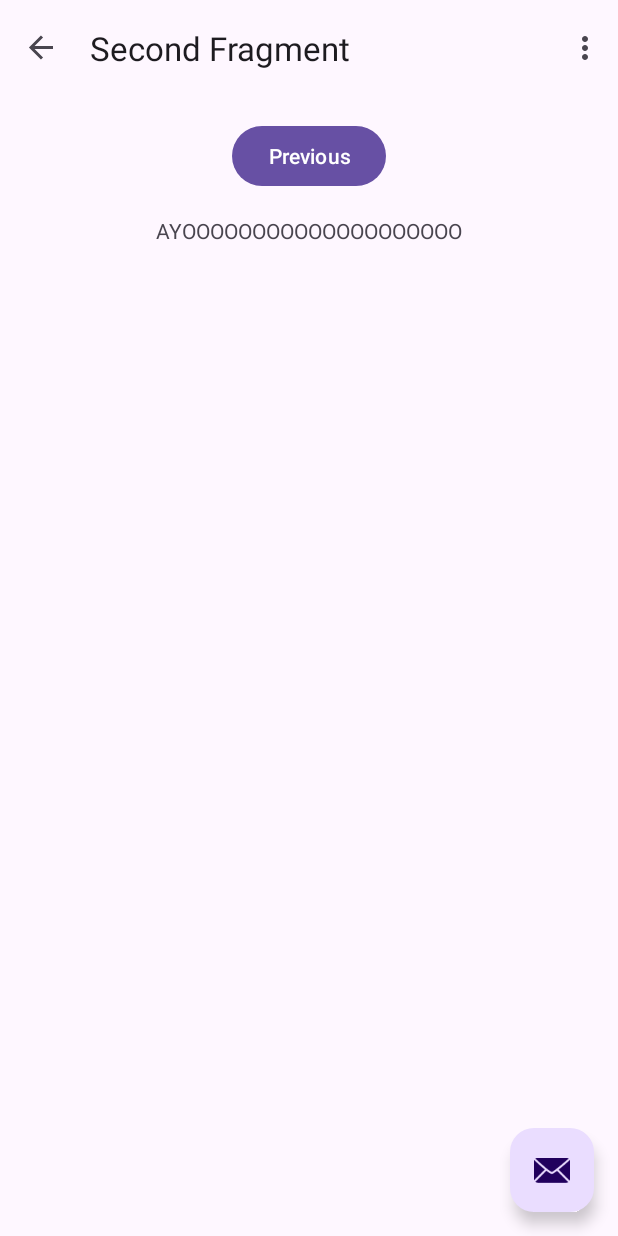
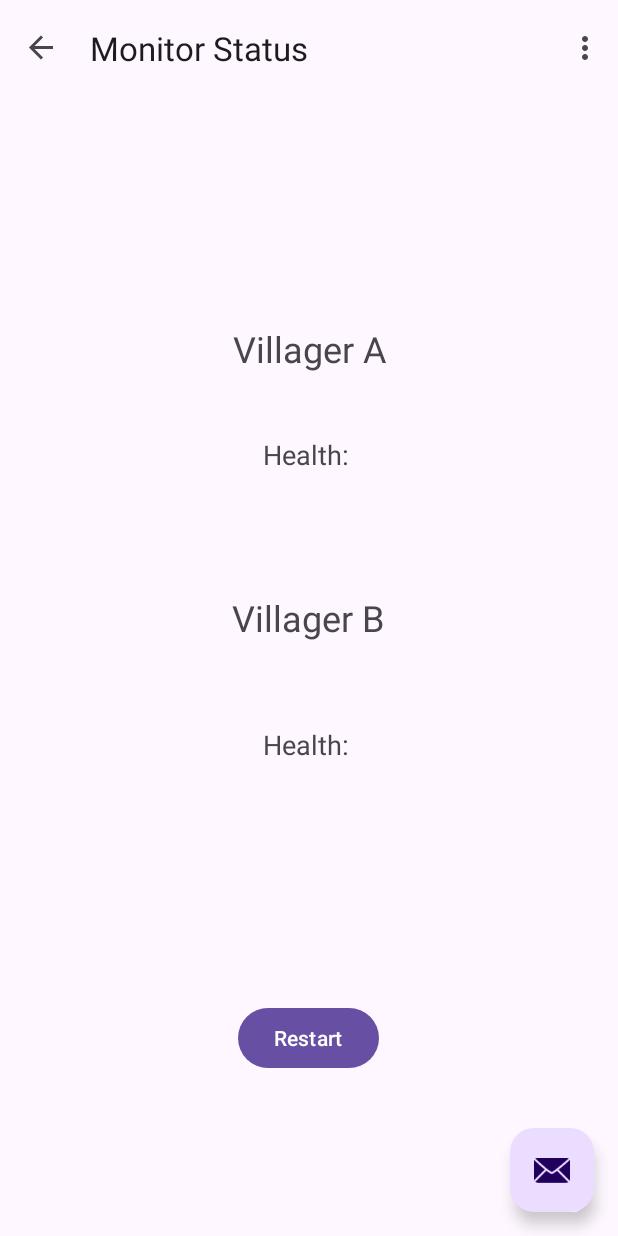
Before and after one commit to averylg/MinecraftMarchMadness, an Android app: the screen it shows after launch (MainActivity), after a tap on "Submit Names", on a phone screen of 412 x 824 dp. Run offline under Robolectric (Android 15) with nearby library versions, the phone set to English and light mode, and no system bars; our stand-ins replace navigation-ui.

Commit message:
Android websocket connection successfully added

```diff
--- a/AndroidApp/app/build.gradle.kts
+++ b/AndroidApp/app/build.gradle.kts
@@ -48,6 +48,10 @@ dependencies {
     implementation("androidx.navigation:navigation-ui-ktx:2.5.3")
     implementation("org.java-websocket:Java-WebSocket:1.5.2")
     implementation("com.squareup.okhttp3:okhttp:4.9.3")
+    implementation("com.google.firebase:firebase-database-ktx:21.0.0")
+    implementation("io.socket:socket.io-client:2.0.0")
+    implementation("com.tinder.scarlet:scarlet:0.1.12")
+
     testImplementation("junit:junit:4.13.2")
     androidTestImplementation("androidx.test.ext:junit:1.1.5")
     androidTestImplementation("androidx.test.espresso:espresso-core:3.5.1")
--- /dev/null
+++ b/AndroidApp/app/src/main/java/com/averylg/villagerng/MonitorStatusFragment.kt
@@ -0,0 +1,151 @@
+package com.averylg.villagerng
+
+import android.os.Bundle
+import android.util.Log
+import androidx.fragment.app.Fragment
+import android.view.LayoutInflater
+import android.view.View
+import android.view.ViewGroup
+import android.widget.TextView
+import androidx.navigation.fragment.findNavController
+import com.averylg.villagerng.databinding.FragmentSecondBinding
+import okhttp3.OkHttpClient
+import okhttp3.Request
+import okhttp3.Response
+import okhttp3.WebSocket
+import okhttp3.WebSocketListener
+import okio.ByteString
+import org.json.JSONObject
+
+/**
+ * A simple [Fragment] subclass as the second destination in the navigation.
+ */
+class MonitorStatusFragment : Fragment() {
+
+    private var _binding: FragmentSecondBinding? = null
+
+//    private val serverURI = URI("ws://127.0.0.1:8081")
+//    private val webSocketClient = VillageRNGWebSocketClient(serverURI)
+
+
+    private lateinit var okSocketClient: OkHttpClient
+
+    private lateinit var villagerNameA: TextView
+    private lateinit var villagerNameB: TextView
+    private lateinit var villagerHealthA: TextView
+    private lateinit var villagerHealthB: TextView
+
+    // This property is only valid between onCreateView and
+    // onDestroyView.
+    private val binding get() = _binding!!
+
+    override fun onCreateView(
+        inflater: LayoutInflater, container: ViewGroup?,
+        savedInstanceState: Bundle?
+    ): View? {
+
+
+
+        _binding = FragmentSecondBinding.inflate(inflater, container, false)
+        return binding.root
+
+    }
+
+    override fun onResume() {
+        super.onResume()
+        (activity as MainActivity?)?.supportActionBar?.title = "Monitor Status"
+
+        Log.d("RESUME", "Ayo we zoomin?")
+
+
+
+    }
+
+    override fun onViewCreated(view: View, savedInstanceState: Bundle?) {
+        super.onViewCreated(view, savedInstanceState)
+
+        okSocketClient = OkHttpClient()
+
+        val request = Request.Builder()
+            .url("ws://10.0.2.2:8081")
+            .build()
+
+        villagerNameA = view.findViewById<TextView>(R.id.villager_A_Name)
+        villagerNameB = view.findViewById<TextView>(R.id.villager_B_Name)
+        villagerHealthA = view.findViewById<TextView>(R.id.villager_A_Health)
+        villagerHealthB = view.findViewById<TextView>(R.id.villager_B_health)
+
+        Log.d("Villager A Name:", villagerNameA.text.toString())
+
+
+        val webSocketListener = object : WebSocketListener() {
+            override fun onOpen(webSocket: WebSocket, response: Response) {
+                Log.d("VillageRNG", "Web Socket Opened")
+                webSocket.send("HALP PLS!!!")
+            }
+
+
+
+            override fun onFailure(webSocket: WebSocket, t: Throwable, response: Response?) {
+                Log.e("VillageRNG Failure", response.toString(), t)
+            }
+
+            override fun onClosed(webSocket: WebSocket, code: Int, reason: String) {
+                Log.d("VillageRNG", "Closed all dat")
+            }
+
+            override fun onClosing(webSocket: WebSocket, code: Int, reason: String) {
+                Log.d("VillageRNG", "ClosING all dat")
+            }
+
+            override fun onMessage(webSocket: WebSocket, bytes: ByteString) {
+
+
+                try {
+                    val jsonObject = JSONObject(bytes.utf8())
+
+                    // Extract data from JSON object
+                    val teamA = jsonObject.getJSONObject("villager1")
+                    val teamB = jsonObject.getJSONObject("villager2")
+
+                    val nameA = teamA.getString("name")
+                    val healthA = teamA.getInt("health")
+                    val nameB = teamB.getString("name")
+                    val healthB = teamB.getInt("health")
+
+                    // Update UI elements on the main thread
+                    activity?.runOnUiThread {
+                        villagerNameA.text = nameA
+                        villagerHealthA.text = "Health: $healthA"
+
+                        villagerNameB.text = nameB
+                        villagerHealthB.text = "Health: $healthB"
+
+
+
+                    }
+
+                    Log.d("TEST", "halp")
+
+                } catch (e: Exception) {
+
+                    Log.e("UH OH...", e.toString())
+                }
+
+            }
+        }
+
+        okSocketClient.newWebSocket(request, webSocketListener)
+
+
+        binding.buttonSecond.setOnClickListener {
+            findNavController().navigate(R.id.action_SecondFragment_to_FirstFragment)
+        }
+    }
+
+    override fun onDestroyView() {
+        super.onDestroyView()
+//        webSocketClient.close()
+        _binding = null
+    }
+}
--- a/AndroidApp/app/src/main/java/com/averylg/villagerng/FirstFragment.kt
+++ b/AndroidApp/app/src/main/java/com/averylg/villagerng/NameVillagersFragment.kt
@@ -1,20 +1,17 @@
 package com.averylg.villagerng
 
 import android.os.Bundle
-import android.text.Editable
-import android.text.TextWatcher
 import android.util.Log
-import androidx.fragment.app.Fragment
 import android.view.LayoutInflater
 import android.view.View
 import android.view.ViewGroup
 import android.widget.EditText
+import androidx.fragment.app.Fragment
 import androidx.navigation.fragment.findNavController
 import com.averylg.villagerng.databinding.FragmentFirstBinding
 import com.averylg.villagerng.websockets.VillageRNGWebSocketClient
 import okhttp3.Call
 import okhttp3.Callback
-import okhttp3.FormBody
 import okhttp3.MediaType.Companion.toMediaType
 import okhttp3.OkHttpClient
 import okhttp3.Request
@@ -27,7 +24,7 @@ import java.net.URI
 /**
  * A simple [Fragment] subclass as the default destination in the navigation.
  */
-class FirstFragment : Fragment() {
+class NameVillagersFragment : Fragment() {
 
     private val client = OkHttpClient()
 
@@ -37,8 +34,8 @@ class FirstFragment : Fragment() {
     // onDestroyView.
     private val binding get() = _binding!!
 
-    private val serverURI = URI("ws://10.0.2.2:8081")
-    private val webSocketClient = VillageRNGWebSocketClient(serverURI)
+//    private val serverURI = URI("ws://10.0.2.2:8081")
+//    private val webSocketClient = VillageRNGWebSocketClient(serverURI)
 
     private lateinit var villagerAInput: EditText
     private lateinit var villagerBInput: EditText
@@ -48,24 +45,29 @@ class FirstFragment : Fragment() {
         savedInstanceState: Bundle?
     ): View? {
 
+//        activity?.title = "Name Your Villagers"
         _binding = FragmentFirstBinding.inflate(inflater, container, false)
         return binding.root
 
 
     }
 
+    override fun onResume() {
+        super.onResume()
+        (activity as MainActivity?)?.supportActionBar?.title = "Name Your Villagers"
+    }
+
     override fun onViewCreated(view: View, savedInstanceState: Bundle?) {
         super.onViewCreated(view, savedInstanceState)
 
-        webSocketClient.connect()
+//        webSocketClient.connect()
 
         villagerAInput = view.findViewById(R.id.villager_A_Text_input)
         villagerBInput = view.findViewById(R.id.villager_B_Text_input)
 
         binding.buttonAction.setOnClickListener {
-            Log.d("VillageRNG", "FIRST BUTTON PRESSED MFS!")
 
-            webSocketClient.send("AYO WE CHILLIN!")
+//            webSocketClient.send("AYO WE CHILLIN!")
 
             var vTextA = villagerAInput.text.toString()
             var vTextB = villagerBInput.text.toString()
@@ -80,11 +82,6 @@ class FirstFragment : Fragment() {
 
     private fun performHttpPostRequest(villagerA: String, villagerB: String) {
         val url = "http://10.0.2.2:8084/minecraft"
-
-//        val requestBody = FormBody.Builder()
-//            .add("teamA", villagerA)
-//            .add("teamB", villagerB)
-//            .build()
 
         val mediaType = "application/json; charset=utf-8".toMediaType()
 
@@ -123,7 +120,7 @@ class FirstFragment : Fragment() {
 
     override fun onDestroyView() {
         super.onDestroyView()
-        webSocketClient.close()
+//        webSocketClient.close()
         _binding = null
     }
 }
--- a/AndroidApp/app/src/main/java/com/averylg/villagerng/SecondFragment.kt
+++ /dev/null
@@ -1,44 +0,0 @@
-package com.averylg.villagerng
-
-import android.os.Bundle
-import androidx.fragment.app.Fragment
-import android.view.LayoutInflater
-import android.view.View
-import android.view.ViewGroup
-import androidx.navigation.fragment.findNavController
-import com.averylg.villagerng.databinding.FragmentSecondBinding
-
-/**
- * A simple [Fragment] subclass as the second destination in the navigation.
- */
-class SecondFragment : Fragment() {
-
-    private var _binding: FragmentSecondBinding? = null
-
-    // This property is only valid between onCreateView and
-    // onDestroyView.
-    private val binding get() = _binding!!
-
-    override fun onCreateView(
-        inflater: LayoutInflater, container: ViewGroup?,
-        savedInstanceState: Bundle?
-    ): View? {
-
-        _binding = FragmentSecondBinding.inflate(inflater, container, false)
-        return binding.root
-
-    }
-
-    override fun onViewCreated(view: View, savedInstanceState: Bundle?) {
-        super.onViewCreated(view, savedInstanceState)
-
-        binding.buttonSecond.setOnClickListener {
-            findNavController().navigate(R.id.action_SecondFragment_to_FirstFragment)
-        }
-    }
-
-    override fun onDestroyView() {
-        super.onDestroyView()
-        _binding = null
-    }
-}
--- a/AndroidApp/app/src/main/java/com/averylg/villagerng/websockets/VillageRNGWebSocketClient.kt
+++ b/AndroidApp/app/src/main/java/com/averylg/villagerng/websockets/VillageRNGWebSocketClient.kt
@@ -1,5 +1,6 @@
 package com.averylg.villagerng.websockets
 
+import android.util.Log
 import org.java_websocket.client.WebSocketClient
 import org.java_websocket.handshake.ServerHandshake
 import java.net.URI
@@ -18,6 +19,8 @@ class VillageRNGWebSocketClient(serverUri: URI) : WebSocketClient(serverUri) {
     override fun onMessage(message: String?) {
         println("Received message: $message")
         // Process incoming messages from the WebSocket server
+        Log.d("WEBSOCKETS", "Received message: $message")
+
     }
 
     override fun onError(ex: Exception?) {
--- a/AndroidApp/app/src/main/res/layout/fragment_second.xml
+++ b/AndroidApp/app/src/main/res/layout/fragment_second.xml
@@ -1,35 +1,65 @@
-<?xml version="1.0" encoding="utf-8"?>
-<androidx.core.widget.NestedScrollView xmlns:android="http://schemas.android.com/apk/res/android"
+<androidx.constraintlayout.widget.ConstraintLayout
+    xmlns:android="http://schemas.android.com/apk/res/android"
     xmlns:app="http://schemas.android.com/apk/res-auto"
     xmlns:tools="http://schemas.android.com/tools"
     android:layout_width="match_parent"
-    android:layout_height="match_parent"
-    tools:context=".SecondFragment">
-
-    <androidx.constraintlayout.widget.ConstraintLayout
-        android:layout_width="match_parent"
-        android:layout_height="match_parent"
-        android:padding="16dp">
+    android:layout_height="match_parent">
 
     <Button
         android:id="@+id/button_second"
         android:layout_width="wrap_content"
         android:layout_height="wrap_content"
+        android:layout_marginBottom="108dp"
         android:text="@string/previous"
-            app:layout_constraintBottom_toTopOf="@id/textview_second"
+        app:layout_constraintBottom_toBottomOf="parent"
+        app:layout_constraintEnd_toEndOf="parent"
+        app:layout_constraintHorizontal_bias="0.498"
+        app:layout_constraintStart_toStartOf="parent" />
+
+    <TextView
+        android:id="@+id/villager_A_Name"
+        android:layout_width="wrap_content"
+        android:layout_height="wrap_content"
+        android:layout_marginTop="152dp"
+        android:text="Villager A"
+        android:textSize="24sp"
         app:layout_constraintEnd_toEndOf="parent"
         app:layout_constraintStart_toStartOf="parent"
         app:layout_constraintTop_toTopOf="parent" />
 
     <TextView
-            android:id="@+id/textview_second"
+        android:id="@+id/villager_A_Health"
         android:layout_width="wrap_content"
         android:layout_height="wrap_content"
-            android:layout_marginTop="16dp"
-            android:text="@string/ayo"
-            app:layout_constraintBottom_toBottomOf="parent"
+        android:layout_marginTop="42dp"
+        android:text="Health: "
+        android:textSize="18sp"
         app:layout_constraintEnd_toEndOf="parent"
         app:layout_constraintStart_toStartOf="parent"
-            app:layout_constraintTop_toBottomOf="@id/button_second" />
+        app:layout_constraintTop_toBottomOf="@+id/villager_A_Name" />
+
+    <TextView
+        android:id="@+id/villager_B_Name"
+        android:layout_width="wrap_content"
+        android:layout_height="wrap_content"
+        android:layout_marginTop="80dp"
+        android:text="Villager B"
+        android:textSize="24sp"
+        app:layout_constraintEnd_toEndOf="parent"
+        app:layout_constraintHorizontal_bias="0.498"
+        app:layout_constraintStart_toStartOf="parent"
+        app:layout_constraintTop_toBottomOf="@+id/villager_A_Health" />
+
+    <TextView
+        android:id="@+id/villager_B_health"
+        android:layout_width="wrap_content"
+        android:layout_height="wrap_content"
+        android:layout_marginTop="56dp"
+        android:text="Health: "
+        android:textSize="18sp"
+        app:layout_constraintEnd_toEndOf="parent"
+        app:layout_constraintStart_toStartOf="parent"
+        app:layout_constraintTop_toBottomOf="@+id/villager_B_Name" />
+
+
 </androidx.constraintlayout.widget.ConstraintLayout>
-</androidx.core.widget.NestedScrollView>
--- a/AndroidApp/app/src/main/res/navigation/nav_graph.xml
+++ b/AndroidApp/app/src/main/res/navigation/nav_graph.xml
@@ -7,7 +7,7 @@
 
     <fragment
         android:id="@+id/FirstFragment"
-        android:name="com.averylg.villagerng.FirstFragment"
+        android:name="com.averylg.villagerng.NameVillagersFragment"
         android:label="@string/first_fragment_label"
         tools:layout="@layout/fragment_first">
 
@@ -17,7 +17,7 @@
     </fragment>
     <fragment
         android:id="@+id/SecondFragment"
-        android:name="com.averylg.villagerng.SecondFragment"
+        android:name="com.averylg.villagerng.MonitorStatusFragment"
         android:label="@string/second_fragment_label"
         tools:layout="@layout/fragment_second">
 
--- a/AndroidApp/app/src/main/res/values/strings.xml
+++ b/AndroidApp/app/src/main/res/values/strings.xml
@@ -2,10 +2,10 @@
     <string name="app_name">VillageRNG</string>
     <string name="action_settings">Settings</string>
     <!-- Strings used for fragments for navigation -->
-    <string name="first_fragment_label">First Fragment</string>
-    <string name="second_fragment_label">Second Fragment</string>
+    <string name="first_fragment_label">Name Your Villagers</string>
+    <string name="second_fragment_label">Monitor Status</string>
     <string name="next">Next</string>
-    <string name="previous">Previous</string>
+    <string name="previous">Restart</string>
 
     <string name="lorem_ipsum">
         Lorem ipsum dolor sit amet, consectetur adipiscing elit. Nam in scelerisque sem. Mauris
--- a/MarchMadness/src/main/java/com/averylg/marchmadness/MarchMadness.java
+++ b/MarchMadness/src/main/java/com/averylg/marchmadness/MarchMadness.java
@@ -17,7 +17,7 @@ public final class MarchMadness extends JavaPlugin {
     public void onEnable() {
         // Plugin startup logic
         getLogger().info("March Madness Plugin Started");
-        String serverURI = "ws://localhost:8081";
+        String serverURI = "ws://127.0.0.1:8081";
 
         try {
             MCWebSocketClient client = new MCWebSocketClient(new URI(serverURI), this);
```
Also changed, not shown: AndroidApp/app/src/main/java/com/averylg/villagerng/websockets/VillageRNGWebSocketListener.kt (added, +39 -0 lines), AndroidApp/app/src/main/res/layout/fragment_first.xml (+6 -10 lines), MarchMadness/src/main/java/com/averylg/marchmadness/http/HttpHandler.java (+4 -4 lines), 1 other file. Lines whose indentation alone changed are shown as unchanged.
